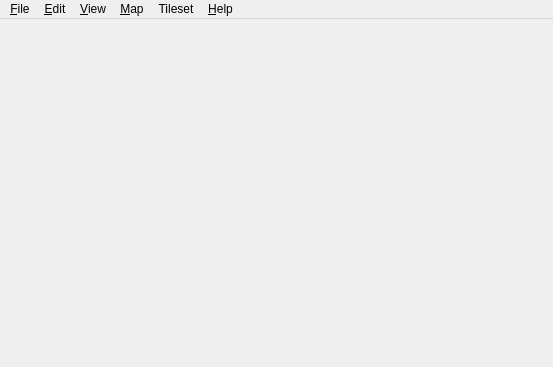
This is src/tiled/mainwindow.ui in mapeditor/tiled as Qt 5 draws it before an edit. The edited form follows.
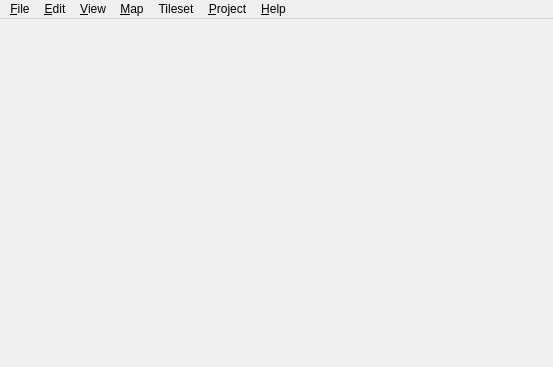
This is the edited form. Icons and pictures are not drawn.

Commit message:
Added initial support for projects
The initial project is simply a list of folders. Each folder is scanned
recursively for files that seem to be one of the supported formats
(based on their file extension).

Since there's no automatic refresh at the moment, the Project menu
contains an action to trigger the refresh manually.

The last open project is automatically loaded on startup.

There's no way yet to remove folders from a project. Need to edit the
file by hand for now.

Issue #1665

Patch:
```diff
--- a/src/tiled/mainwindow.ui
+++ b/src/tiled/mainwindow.ui
@@ -177,11 +177,23 @@
     </property>
     <addaction name="actionTilesetProperties"/>
    </widget>
+   <widget class="QMenu" name="menuProject">
+    <property name="title">
+     <string>&amp;Project</string>
+    </property>
+    <addaction name="actionOpenProject"/>
+    <addaction name="actionSaveProjectAs"/>
+    <addaction name="actionCloseProject"/>
+    <addaction name="separator"/>
+    <addaction name="actionAddFolderToProject"/>
+    <addaction name="actionRefreshProjectFolders"/>
+   </widget>
    <addaction name="menuFile"/>
    <addaction name="menuEdit"/>
    <addaction name="menuView"/>
    <addaction name="menuMap"/>
    <addaction name="menuTileset"/>
+   <addaction name="menuProject"/>
    <addaction name="menuHelp"/>
   </widget>
   <action name="actionOpen">
```
Left out of the diff: 30 changed lines with no effect on the pictures. The commit also changes 11 other files.
